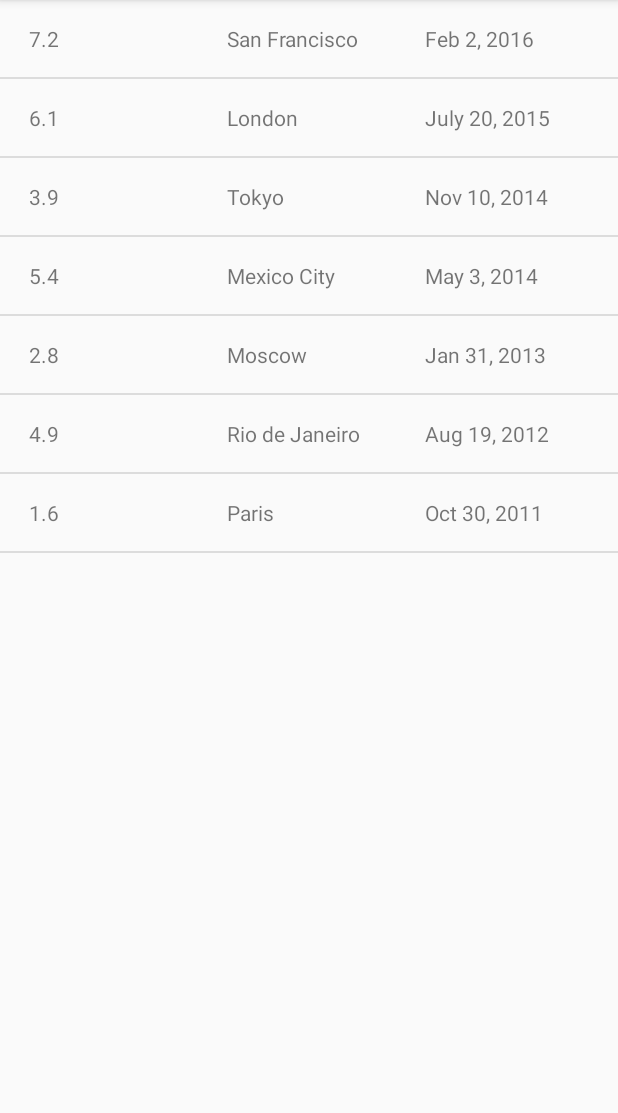
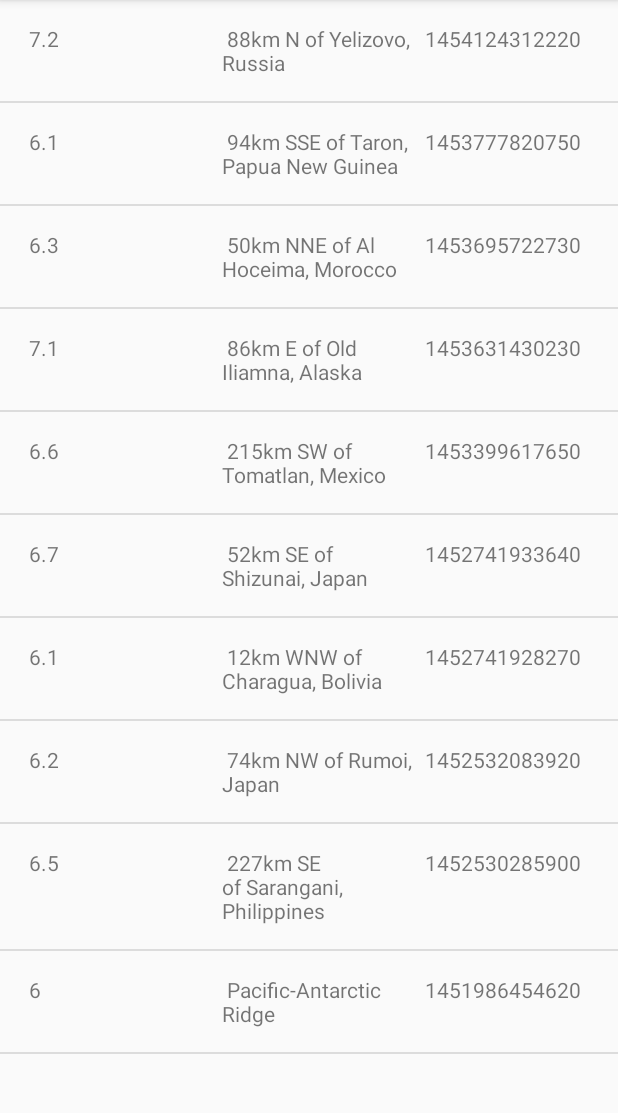
Before and after one commit to Valery85/androidUd, an Android app: the screen it shows after launch (EarthquakeActivity), on a phone screen of 412 x 824 dp, the part 84-1197 px from its top. Run offline under Robolectric (Android 15) with nearby library versions, the phone set to English and light mode, and no system bars.

Commit message:
Parse sample JSON string to get param for app

```diff
--- a/QuakeReport/app/src/main/java/com/example/android/quakereport/EarthquakeActivity.java
+++ b/QuakeReport/app/src/main/java/com/example/android/quakereport/EarthquakeActivity.java
@@ -1,18 +1,4 @@
-/*
- * Copyright (C) 2016 The Android Open Source Project
- *
- * Licensed under the Apache License, Version 2.0 (the "License");
- * you may not use this file except in compliance with the License.
- * You may obtain a copy of the License at
- *
- *      http://www.apache.org/licenses/LICENSE-2.0
- *
- * Unless required by applicable law or agreed to in writing, software
- * distributed under the License is distributed on an "AS IS" BASIS,
- * WITHOUT WARRANTIES OR CONDITIONS OF ANY KIND, either express or implied.
- * See the License for the specific language governing permissions and
- * limitations under the License.
- */
+
 package com.example.android.quakereport;
 
 import android.os.Bundle;
@@ -41,14 +27,17 @@ public class EarthquakeActivity extends AppCompatActivity {
 //        earthquakes.add("Rio de Janeiro");
 //        earthquakes.add("Paris");
 
-        ArrayList<Earthquake> earthquakes = new ArrayList<>();
+/*        ArrayList<Earthquake> earthquakes = new ArrayList<>();
         earthquakes.add(new Earthquake("7.2", "San Francisco", "Feb 2, 2016"));
         earthquakes.add(new Earthquake("6.1", "London", "July 20, 2015"));
         earthquakes.add(new Earthquake("3.9", "Tokyo", "Nov 10, 2014"));
         earthquakes.add(new Earthquake("5.4", "Mexico City", "May 3, 2014"));
         earthquakes.add(new Earthquake("2.8", "Moscow", "Jan 31, 2013"));
         earthquakes.add(new Earthquake("4.9", "Rio de Janeiro", "Aug 19, 2012"));
-        earthquakes.add(new Earthquake("1.6", "Paris", "Oct 30, 2011"));
+        earthquakes.add(new Earthquake("1.6", "Paris", "Oct 30, 2011"));*/
+
+    ArrayList<Earthquake> earthquakes = QueryUtils.extractEarthquakes();
+
 
 
         // Find a reference to the {@link ListView} in the layout
--- /dev/null
+++ b/QuakeReport/app/src/main/java/com/example/android/quakereport/QueryUtils.java
@@ -0,0 +1,93 @@
+package com.example.android.quakereport;
+
+        import android.util.Log;
+        import org.json.JSONArray;
+        import org.json.JSONException;
+        import org.json.JSONObject;
+        import java.util.ArrayList;
+
+/**
+ * Helper methods related to requesting and receiving earthquake data from USGS.
+ */
+public final class QueryUtils {
+
+    /** Sample JSON response for a USGS query */
+    private static final String SAMPLE_JSON_RESPONSE = "{\"type\":\"FeatureCollection\",\"metadata\":{\"generated\":1462295443000,\"url\":\"http://earthquake.usgs.gov/fdsnws/event/1/query?format=geojson&starttime=2016-01-01&endtime=2016-01-31&minmag=6&limit=10\",\"title\":\"USGS Earthquakes\",\"status\":200,\"api\":\"1.5.2\",\"limit\":10,\"offset\":1,\"count\":10},\"features\":[{\"type\":\"Feature\",\"properties\":{\"mag\":7.2,\"place\":\"88km N of Yelizovo, Russia\",\"time\":1454124312220,\"updated\":1460674294040,\"tz\":720,\"url\":\"http://earthquake.usgs.gov/earthquakes/eventpage/us20004vvx\",\"detail\":\"http://earthquake.usgs.gov/fdsnws/event/1/query?eventid=us20004vvx&format=geojson\",\"felt\":2,\"cdi\":3.4,\"mmi\":5.82,\"alert\":\"green\",\"status\":\"reviewed\",\"tsunami\":1,\"sig\":798,\"net\":\"us\",\"code\":\"20004vvx\",\"ids\":\",at00o1qxho,pt16030050,us20004vvx,gcmt20160130032510,\",\"sources\":\",at,pt,us,gcmt,\",\"types\":\",cap,dyfi,finite-fault,general-link,general-text,geoserve,impact-link,impact-text,losspager,moment-tensor,nearby-cities,origin,phase-data,shakemap,tectonic-summary,\",\"nst\":null,\"dmin\":0.958,\"rms\":1.19,\"gap\":17,\"magType\":\"mww\",\"type\":\"earthquake\",\"title\":\"M 7.2 - 88km N of Yelizovo, Russia\"},\"geometry\":{\"type\":\"Point\",\"coordinates\":[158.5463,53.9776,177]},\"id\":\"us20004vvx\"},\n" +
+            "{\"type\":\"Feature\",\"properties\":{\"mag\":6.1,\"place\":\"94km SSE of Taron, Papua New Guinea\",\"time\":1453777820750,\"updated\":1460156775040,\"tz\":600,\"url\":\"http://earthquake.usgs.gov/earthquakes/eventpage/us20004uks\",\"detail\":\"http://earthquake.usgs.gov/fdsnws/event/1/query?eventid=us20004uks&format=geojson\",\"felt\":null,\"cdi\":null,\"mmi\":4.1,\"alert\":\"green\",\"status\":\"reviewed\",\"tsunami\":1,\"sig\":572,\"net\":\"us\",\"code\":\"20004uks\",\"ids\":\",us20004uks,gcmt20160126031023,\",\"sources\":\",us,gcmt,\",\"types\":\",cap,geoserve,losspager,moment-tensor,nearby-cities,origin,phase-data,shakemap,tectonic-summary,\",\"nst\":null,\"dmin\":1.537,\"rms\":0.74,\"gap\":25,\"magType\":\"mww\",\"type\":\"earthquake\",\"title\":\"M 6.1 - 94km SSE of Taron, Papua New Guinea\"},\"geometry\":{\"type\":\"Point\",\"coordinates\":[153.2454,-5.2952,26]},\"id\":\"us20004uks\"},\n" +
+            "{\"type\":\"Feature\",\"properties\":{\"mag\":6.3,\"place\":\"50km NNE of Al Hoceima, Morocco\",\"time\":1453695722730,\"updated\":1460156773040,\"tz\":0,\"url\":\"http://earthquake.usgs.gov/earthquakes/eventpage/us10004gy9\",\"detail\":\"http://earthquake.usgs.gov/fdsnws/event/1/query?eventid=us10004gy9&format=geojson\",\"felt\":117,\"cdi\":7.2,\"mmi\":5.28,\"alert\":\"green\",\"status\":\"reviewed\",\"tsunami\":0,\"sig\":695,\"net\":\"us\",\"code\":\"10004gy9\",\"ids\":\",us10004gy9,gcmt20160125042203,\",\"sources\":\",us,gcmt,\",\"types\":\",cap,dyfi,geoserve,impact-text,losspager,moment-tensor,nearby-cities,origin,phase-data,shakemap,tectonic-summary,\",\"nst\":null,\"dmin\":2.201,\"rms\":0.92,\"gap\":20,\"magType\":\"mww\",\"type\":\"earthquake\",\"title\":\"M 6.3 - 50km NNE of Al Hoceima, Morocco\"},\"geometry\":{\"type\":\"Point\",\"coordinates\":[-3.6818,35.6493,12]},\"id\":\"us10004gy9\"},\n" +
+            "{\"type\":\"Feature\",\"properties\":{\"mag\":7.1,\"place\":\"86km E of Old Iliamna, Alaska\",\"time\":1453631430230,\"updated\":1460156770040,\"tz\":-540,\"url\":\"http://earthquake.usgs.gov/earthquakes/eventpage/us10004gqp\",\"detail\":\"http://earthquake.usgs.gov/fdsnws/event/1/query?eventid=us10004gqp&format=geojson\",\"felt\":1816,\"cdi\":7.2,\"mmi\":6.6,\"alert\":\"green\",\"status\":\"reviewed\",\"tsunami\":1,\"sig\":1496,\"net\":\"us\",\"code\":\"10004gqp\",\"ids\":\",at00o1gd6r,us10004gqp,ak12496371,gcmt20160124103030,\",\"sources\":\",at,us,ak,gcmt,\",\"types\":\",cap,dyfi,finite-fault,general-link,general-text,geoserve,impact-link,impact-text,losspager,moment-tensor,nearby-cities,origin,phase-data,shakemap,tectonic-summary,trump-origin,\",\"nst\":null,\"dmin\":0.72,\"rms\":2.11,\"gap\":19,\"magType\":\"mww\",\"type\":\"earthquake\",\"title\":\"M 7.1 - 86km E of Old Iliamna, Alaska\"},\"geometry\":{\"type\":\"Point\",\"coordinates\":[-153.4051,59.6363,129]},\"id\":\"us10004gqp\"},\n" +
+            "{\"type\":\"Feature\",\"properties\":{\"mag\":6.6,\"place\":\"215km SW of Tomatlan, Mexico\",\"time\":1453399617650,\"updated\":1459963829040,\"tz\":-420,\"url\":\"http://earthquake.usgs.gov/earthquakes/eventpage/us10004g4l\",\"detail\":\"http://earthquake.usgs.gov/fdsnws/event/1/query?eventid=us10004g4l&format=geojson\",\"felt\":11,\"cdi\":2.7,\"mmi\":3.92,\"alert\":\"green\",\"status\":\"reviewed\",\"tsunami\":1,\"sig\":673,\"net\":\"us\",\"code\":\"10004g4l\",\"ids\":\",at00o1bebo,pt16021050,us10004g4l,gcmt20160121180659,\",\"sources\":\",at,pt,us,gcmt,\",\"types\":\",cap,dyfi,geoserve,impact-link,impact-text,losspager,moment-tensor,nearby-cities,origin,phase-data,shakemap,tectonic-summary,\",\"nst\":null,\"dmin\":2.413,\"rms\":0.98,\"gap\":74,\"magType\":\"mww\",\"type\":\"earthquake\",\"title\":\"M 6.6 - 215km SW of Tomatlan, Mexico\"},\"geometry\":{\"type\":\"Point\",\"coordinates\":[-106.9337,18.8239,10]},\"id\":\"us10004g4l\"},\n" +
+            "{\"type\":\"Feature\",\"properties\":{\"mag\":6.7,\"place\":\"52km SE of Shizunai, Japan\",\"time\":1452741933640,\"updated\":1459304879040,\"tz\":540,\"url\":\"http://earthquake.usgs.gov/earthquakes/eventpage/us10004ebx\",\"detail\":\"http://earthquake.usgs.gov/fdsnws/event/1/query?eventid=us10004ebx&format=geojson\",\"felt\":51,\"cdi\":5.8,\"mmi\":6.45,\"alert\":\"green\",\"status\":\"reviewed\",\"tsunami\":1,\"sig\":720,\"net\":\"us\",\"code\":\"10004ebx\",\"ids\":\",us10004ebx,pt16014050,at00o0xauk,gcmt20160114032534,\",\"sources\":\",us,pt,at,gcmt,\",\"types\":\",associate,cap,dyfi,geoserve,impact-link,impact-text,losspager,moment-tensor,nearby-cities,origin,phase-data,shakemap,\",\"nst\":null,\"dmin\":0.281,\"rms\":0.98,\"gap\":22,\"magType\":\"mww\",\"type\":\"earthquake\",\"title\":\"M 6.7 - 52km SE of Shizunai, Japan\"},\"geometry\":{\"type\":\"Point\",\"coordinates\":[142.781,41.9723,46]},\"id\":\"us10004ebx\"},\n" +
+            "{\"type\":\"Feature\",\"properties\":{\"mag\":6.1,\"place\":\"12km WNW of Charagua, Bolivia\",\"time\":1452741928270,\"updated\":1459304879040,\"tz\":-240,\"url\":\"http://earthquake.usgs.gov/earthquakes/eventpage/us10004ebw\",\"detail\":\"http://earthquake.usgs.gov/fdsnws/event/1/query?eventid=us10004ebw&format=geojson\",\"felt\":3,\"cdi\":2.2,\"mmi\":2.21,\"alert\":\"green\",\"status\":\"reviewed\",\"tsunami\":0,\"sig\":573,\"net\":\"us\",\"code\":\"10004ebw\",\"ids\":\",us10004ebw,gcmt20160114032528,\",\"sources\":\",us,gcmt,\",\"types\":\",cap,dyfi,geoserve,impact-text,losspager,moment-tensor,nearby-cities,origin,phase-data,shakemap,tectonic-summary,\",\"nst\":null,\"dmin\":5.492,\"rms\":1.04,\"gap\":16,\"magType\":\"mww\",\"type\":\"earthquake\",\"title\":\"M 6.1 - 12km WNW of Charagua, Bolivia\"},\"geometry\":{\"type\":\"Point\",\"coordinates\":[-63.3288,-19.7597,582.56]},\"id\":\"us10004ebw\"},\n" +
+            "{\"type\":\"Feature\",\"properties\":{\"mag\":6.2,\"place\":\"74km NW of Rumoi, Japan\",\"time\":1452532083920,\"updated\":1459304875040,\"tz\":540,\"url\":\"http://earthquake.usgs.gov/earthquakes/eventpage/us10004djn\",\"detail\":\"http://earthquake.usgs.gov/fdsnws/event/1/query?eventid=us10004djn&format=geojson\",\"felt\":8,\"cdi\":3.4,\"mmi\":3.74,\"alert\":\"green\",\"status\":\"reviewed\",\"tsunami\":0,\"sig\":594,\"net\":\"us\",\"code\":\"10004djn\",\"ids\":\",us10004djn,gcmt20160111170803,\",\"sources\":\",us,gcmt,\",\"types\":\",cap,dyfi,geoserve,impact-text,losspager,moment-tensor,nearby-cities,origin,phase-data,shakemap,tectonic-summary,\",\"nst\":null,\"dmin\":1.139,\"rms\":0.96,\"gap\":33,\"magType\":\"mww\",\"type\":\"earthquake\",\"title\":\"M 6.2 - 74km NW of Rumoi, Japan\"},\"geometry\":{\"type\":\"Point\",\"coordinates\":[141.0867,44.4761,238.81]},\"id\":\"us10004djn\"},\n" +
+            "{\"type\":\"Feature\",\"properties\":{\"mag\":6.5,\"place\":\"227km SE of Sarangani, Philippines\",\"time\":1452530285900,\"updated\":1459304874040,\"tz\":480,\"url\":\"http://earthquake.usgs.gov/earthquakes/eventpage/us10004dj5\",\"detail\":\"http://earthquake.usgs.gov/fdsnws/event/1/query?eventid=us10004dj5&format=geojson\",\"felt\":1,\"cdi\":2.7,\"mmi\":7.5,\"alert\":\"green\",\"status\":\"reviewed\",\"tsunami\":1,\"sig\":650,\"net\":\"us\",\"code\":\"10004dj5\",\"ids\":\",at00o0srjp,pt16011050,us10004dj5,gcmt20160111163807,\",\"sources\":\",at,pt,us,gcmt,\",\"types\":\",cap,dyfi,geoserve,impact-link,impact-text,losspager,moment-tensor,nearby-cities,origin,phase-data,shakemap,tectonic-summary,\",\"nst\":null,\"dmin\":3.144,\"rms\":0.72,\"gap\":22,\"magType\":\"mww\",\"type\":\"earthquake\",\"title\":\"M 6.5 - 227km SE of Sarangani, Philippines\"},\"geometry\":{\"type\":\"Point\",\"coordinates\":[126.8621,3.8965,13]},\"id\":\"us10004dj5\"},\n" +
+            "{\"type\":\"Feature\",\"properties\":{\"mag\":6,\"place\":\"Pacific-Antarctic Ridge\",\"time\":1451986454620,\"updated\":1459202978040,\"tz\":-540,\"url\":\"http://earthquake.usgs.gov/earthquakes/eventpage/us10004bgk\",\"detail\":\"http://earthquake.usgs.gov/fdsnws/event/1/query?eventid=us10004bgk&format=geojson\",\"felt\":0,\"cdi\":1,\"mmi\":0,\"alert\":\"green\",\"status\":\"reviewed\",\"tsunami\":0,\"sig\":554,\"net\":\"us\",\"code\":\"10004bgk\",\"ids\":\",us10004bgk,gcmt20160105093415,\",\"sources\":\",us,gcmt,\",\"types\":\",cap,dyfi,geoserve,losspager,moment-tensor,nearby-cities,origin,phase-data,shakemap,\",\"nst\":null,\"dmin\":30.75,\"rms\":0.67,\"gap\":71,\"magType\":\"mww\",\"type\":\"earthquake\",\"title\":\"M 6.0 - Pacific-Antarctic Ridge\"},\"geometry\":{\"type\":\"Point\",\"coordinates\":[-136.2603,-54.2906,10]},\"id\":\"us10004bgk\"}],\"bbox\":[-153.4051,-54.2906,10,158.5463,59.6363,582.56]}";
+
+    /**
+     * Create a private constructor because no one should ever create a {@link QueryUtils} object.
+     * This class is only meant to hold static variables and methods, which can be accessed
+     * directly from the class name QueryUtils (and an object instance of QueryUtils is not needed).
+     */
+    private QueryUtils() {
+    }
+
+    /**
+     * Return a list of {@link Earthquake} objects that has been built up from
+     * parsing a JSON response.
+     */
+    public static ArrayList<Earthquake> extractEarthquakes() {
+
+        // Create an empty ArrayList that we can start adding earthquakes to
+        ArrayList<Earthquake> earthquakes = new ArrayList<>();
+
+        // Try to parse the SAMPLE_JSON_RESPONSE. If there's a problem with the way the JSON
+        // is formatted, a JSONException exception object will be thrown.
+        // Catch the exception so the app doesn't crash, and print the error message to the logs.
+        try {
+
+            // TODO: Parse the response given by the SAMPLE_JSON_RESPONSE string and
+            // build up a list of Earthquake objects with the corresponding data.
+
+            //Create JSONObject from the given string SAMPLE_JSON_RESPONSE
+            JSONObject jsonRootObject = new JSONObject (SAMPLE_JSON_RESPONSE);
+
+            // Get JSONArray which is value of key "feature"
+            JSONArray jsonArray = jsonRootObject.optJSONArray("features");
+
+            //Iterate through each feature in the array
+            for(int i=0; i<jsonArray.length(); i++){
+                //Get JSONObject at position i
+                JSONObject jsonObjectFeature = jsonArray.getJSONObject(i);
+
+                // Get JSONObject wich is value for key properties
+                JSONObject jsonObjectProperties = jsonObjectFeature.getJSONObject("properties");
+
+                // Get magnitude
+               String magnitude = jsonObjectProperties.getString("mag");
+
+               // Get place
+               String place = jsonObjectProperties.getString("place");
+
+               // Get time
+               String time = jsonObjectProperties.getString("time");
+
+             //Create earthquake oject with extracted from raw JSON data
+             Earthquake earthquake = new Earthquake(magnitude, place, time);
+
+             // add created earthquake oject in ArrayList
+             earthquakes.add(earthquake);
+
+            }
+
+        } catch (JSONException e) {
+            // If an error is thrown when executing any of the above statements in the "try" block,
+            // catch the exception here, so the app doesn't crash. Print a log message
+            // with the message from the exception.
+            Log.e("QueryUtils", "Problem parsing the earthquake JSON results", e);
+        }
+
+        // Return the list of earthquakes
+        return earthquakes;
+    }
+
+}
```
